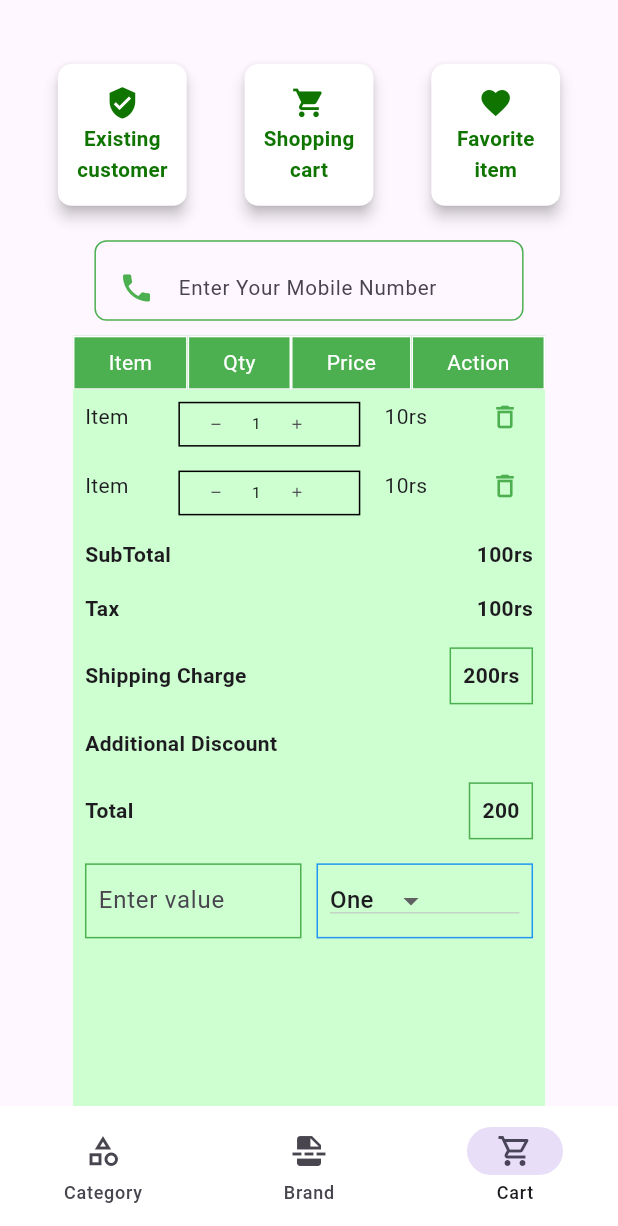
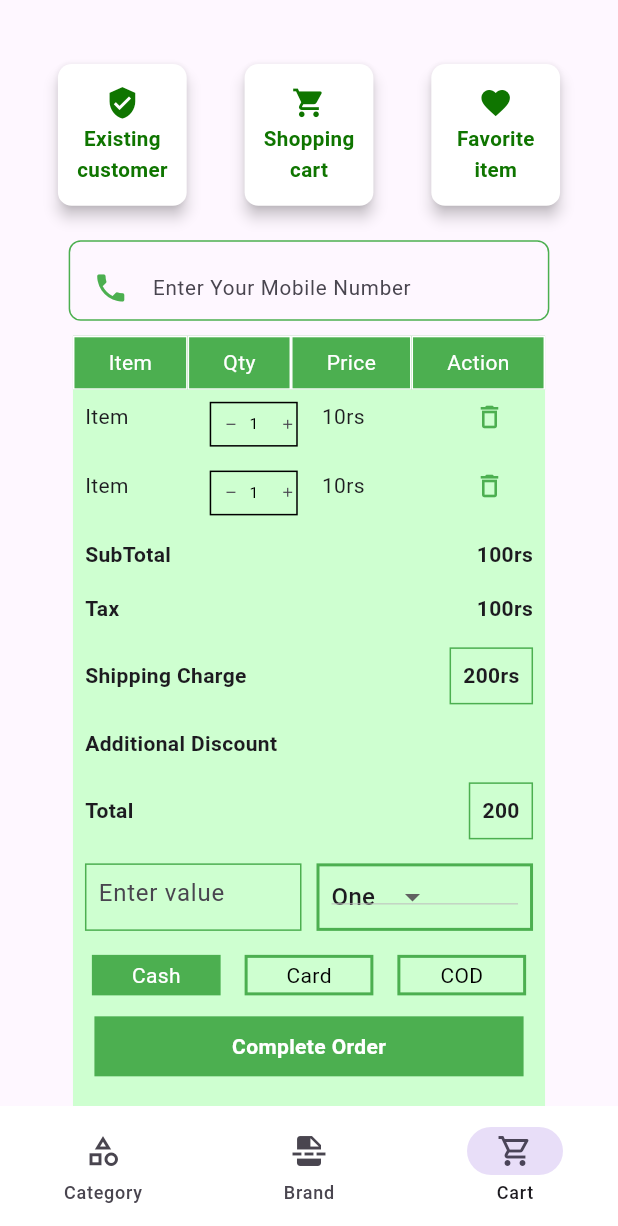
Before and after one commit to mahesh2399/kaveri_mobilestore, a Flutter app: the screen it shows after launch, item 3 of the bottom bar chosen, scrolled down 121 dp, on a phone screen of 412 x 824 dp, the part 10-1236 px from its top. Run offline on Flutter 3.47's test engine with Material 3 defaults, Android fonts, the phone set to English and light mode, and no system bars; our stand-ins replace bloc, connectivity_plus, equatable, flutter_bloc, flutter_screenutil, go_router and 1 more.

Commit message:
cart page ui

```diff
--- a/lib/screens/cart.dart
+++ b/lib/screens/cart.dart
@@ -34,6 +34,44 @@ class _CartScreenState extends State<CartScreen> {
     // Add more rows as needed
   ];
   String dropdownValue = 'One';
+
+  String selectedCellText = 'Cash';
+
+  Widget buildCell(String text) {
+    bool isSelected = selectedCellText == text;
+    return GestureDetector(
+      onTap: () {
+        setState(() {
+          selectedCellText = text;
+        });
+      },
+      child: Align(
+        alignment: Alignment.center,
+        child: Container(
+          width: 75.w,
+          height: 27,
+          margin: EdgeInsets.all(8),
+          decoration: BoxDecoration(
+            border: Border.all(
+              color: Colors.green,
+              width: 2,
+            ),
+            color: isSelected ? Colors.green : Colors.transparent,
+            // borderRadius: BorderRadius.circular(8),
+          ),
+          child: Center(
+            child: Text(
+              text,
+              style: TextStyle(
+                color: isSelected ? Colors.white : Colors.black,
+              ),
+            ),
+          ),
+        ),
+      ),
+    );
+  }
+
   @override
   Widget build(BuildContext context) {
     ScreenUtil.init(context);
@@ -62,7 +100,7 @@ class _CartScreenState extends State<CartScreen> {
                 child: Column(
                   children: [
                     Container(
-                      width: ScreenUtil().setWidth(250),
+                      width: 280.w,
                       height: ScreenUtil().setHeight(45),
                       child: CustomCard(
                         margin: EdgeInsets.zero,
@@ -257,14 +295,13 @@ class _CartScreenState extends State<CartScreen> {
                                   children: [
                                     Expanded(
                                       child: SizedBox(
-                                        height:
-                                            50, // Adjust the height as needed
+                                        height: 45,
                                         child: Container(
                                           padding: const EdgeInsets.all(8.0),
                                           decoration: BoxDecoration(
                                             border: Border.all(
                                               color: Colors.green,
-                                            ), // Border color
+                                            ),
                                           ),
                                           child: const TextField(
                                             decoration: InputDecoration(
@@ -278,14 +315,14 @@ class _CartScreenState extends State<CartScreen> {
                                     const SizedBox(width: 10),
                                     Expanded(
                                       child: SizedBox(
-                                        height:
-                                            50, // Adjust the height as needed
+                                        height: 45,
                                         child: Container(
                                           padding: EdgeInsets.all(8.0),
                                           decoration: BoxDecoration(
                                             border: Border.all(
-                                              color: Colors.blue,
-                                            ), // Border color
+                                              color: Colors.green,
+                                              width: 2,
+                                            ),
                                           ),
                                           child: DropdownButton<String>(
                                             value: dropdownValue,
@@ -313,8 +350,57 @@ class _CartScreenState extends State<CartScreen> {
                                   ],
                                 ),
                               ),
-
-
+                              // Padding(
+                              //   padding: const EdgeInsets.all(8.0),
+                              //   child:
+                              Center(
+                                child: Align(
+                                  alignment: Alignment.center,
+                                  child: Row(
+                                    mainAxisAlignment: MainAxisAlignment.center,
+                                    children: [
+                                      buildCell('Cash'),
+                                      buildCell('Card'),
+                                      buildCell('COD'),
+                                    ],
+                                  ),
+                                ),
+                                // ),
+                              ),
+                              SizedBox(
+                                height: 5.h,
+                              ),
+                              Center(
+                                child: Align(
+                                  alignment: Alignment.center,
+                                  child: Row(
+                                    mainAxisAlignment: MainAxisAlignment.center,
+                                    children: [
+                                      GestureDetector(
+                                        onTap: () {},
+                                        child: Container(
+                                          width: 250.w,
+                                          height: 40,
+                                          decoration: BoxDecoration(
+                                            color: Colors.green,
+                                            // borderRadius:
+                                            //     BorderRadius.circular(8),
+                                          ),
+                                          child: const Center(
+                                            child: Text(
+                                              'Complete Order',
+                                              style: TextStyle(
+                                                color: Colors.white,
+                                                fontWeight: FontWeight.bold,
+                                              ),
+                                            ),
+                                          ),
+                                        ),
+                                      ),
+                                    ],
+                                  ),
+                                ),
+                              ),
                             ],
                           ),
                         ),
@@ -433,32 +519,43 @@ class _CartScreenState extends State<CartScreen> {
   Widget buildQuantityRow() {
     return Container(
       height: ScreenUtil().setHeight(25),
-      // width: ScreenUtil().setWidth(10),
+      width: 18.w,
       decoration: BoxDecoration(
         border: Border.all(color: Colors.black),
       ),
       child: Row(
-        mainAxisAlignment: MainAxisAlignment.start,
         children: [
-          IconButton(
+          Flexible(
+            flex: 1,
+            child: IconButton(
               onPressed: decreaseQuantity,
               icon: Icon(
                 Icons.remove,
                 size: ScreenUtil().setWidth(9),
               ),
             ),
-          Text(
+          ),
+          Flexible(
+            flex: 1,
+            child: Center(
+              // Aligns the quantity text in the center
+              child: Text(
                 '$quantity',
                 style: TextStyle(
                   color: Colors.black,
                   fontSize: ScreenUtil().setSp(9),
                 ),
               ),
-          IconButton(
+            ),
+          ),
+          Flexible(
+            flex: 1,
+            child: IconButton(
               onPressed: increaseQuantity,
               icon: Icon(
                 Icons.add,
                 size: ScreenUtil().setWidth(9),
+              ),
             ),
           ),
         ],
```
Lines whose indentation alone changed are shown as unchanged.
